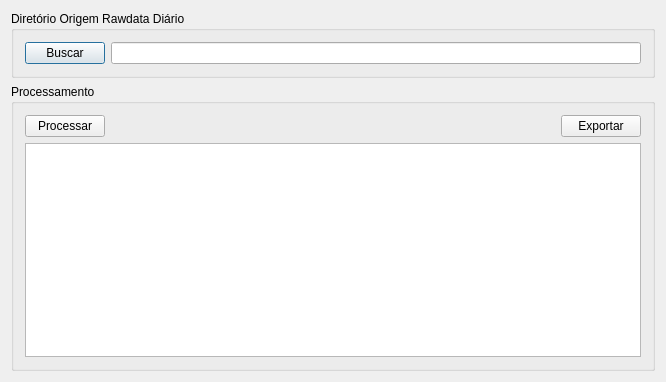
First picture: the form in dialog.ui, repository OtavioPellicano/Gerador-indicadores-smp, before the edit.
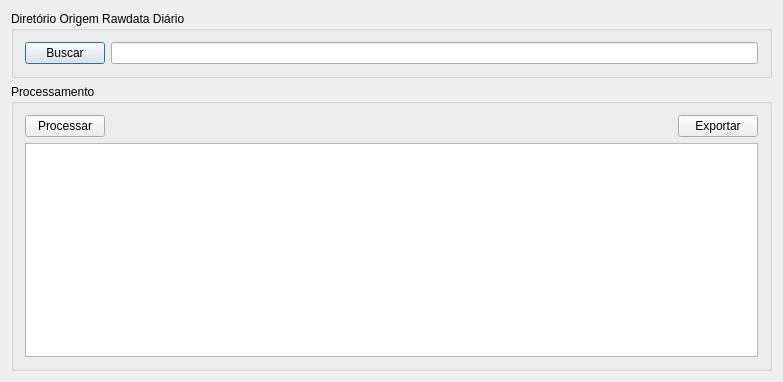
Second picture: the form after the edit.

Commit message: add a quantidade de medicoes na tela inicial

What changed in the file:
```diff
--- a/dialog.ui
+++ b/dialog.ui
@@ -6,7 +6,7 @@
    <rect>
     <x>0</x>
     <y>0</y>
-    <width>666</width>
+    <width>783</width>
     <height>382</height>
    </rect>
   </property>
```
The commit also changes 1 other file.
